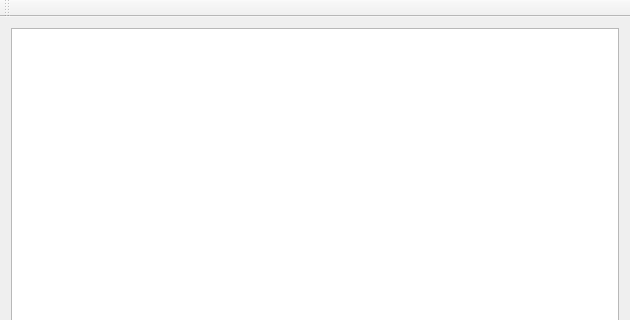
First picture: the form in src/view/window/MainWindow.ui, repository Tatsu015/othello, before the edit; both pictures show x 0 to 630 and y 0 to 320 of the 630 by 670 pixel window.
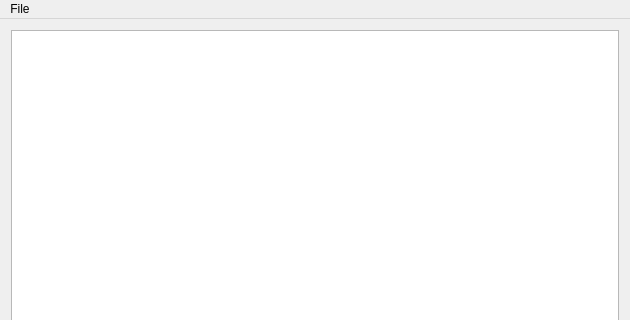
Second picture: the form after the edit.

The edit to the form file:
```diff
--- a/src/view/window/MainWindow.ui
+++ b/src/view/window/MainWindow.ui
@@ -44,14 +44,13 @@
      <height>22</height>
     </rect>
    </property>
-  </widget>
-  <widget class="QToolBar" name="mainToolBar">
-   <attribute name="toolBarArea">
-    <enum>TopToolBarArea</enum>
-   </attribute>
-   <attribute name="toolBarBreak">
-    <bool>false</bool>
-   </attribute>
+   <widget class="QMenu" name="menuFile">
+    <property name="title">
+     <string>File</string>
+    </property>
+    <addaction name="actionReset"/>
+   </widget>
+   <addaction name="menuFile"/>
   </widget>
   <widget class="QStatusBar" name="statusBar"/>
  </widget>
```
Left out of the diff: 5 changed lines with no effect on the pictures.
